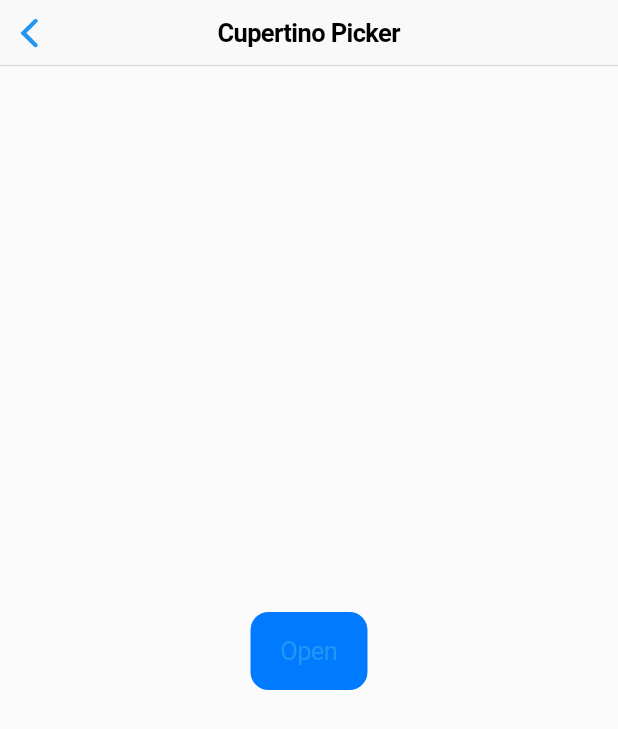
After one commit to marc-andrew/flutter_playground, a Flutter app: the screen it shows after launch, after a tap on "Cupertino Picker Example", on a phone screen of 412 x 824 dp. The commit adds this screen. Shown: the top 729 px of the screen. Run offline on Flutter 3.47's test engine with Material 2 defaults, Android fonts, the phone set to English and light mode, and no system bars.

Commit message:
Customer Cupertino Picker Example

```diff
--- a/lib/homepage.dart
+++ b/lib/homepage.dart
@@ -1,4 +1,7 @@
 import 'package:flutter/material.dart';
+
+// Screens
+import 'package:flutter_playground/ios/cupertino_picker.dart';
 
 class MyHomePage extends StatefulWidget {
   MyHomePage({Key key, this.title}) : super(key: key);
@@ -18,8 +21,20 @@ class _MyHomePageState extends State<MyHomePage> {
         title: Text(widget.title),
       ),
       body: ListView(
+        padding: EdgeInsets.only(top: 10.0, bottom: 10.0),
         children: <Widget>[
-          Text('Home'),
+          Center(
+            child: RaisedButton(
+              child: Text('Cupertino Picker Example'),
+              onPressed: () {
+                // Navigate to the new screen
+                Navigator.push(
+                  context,
+                  MaterialPageRoute( builder: (context) => CupertinoPickerScreen()),
+                );
+              },
+            ),
+          ),
         ],
       ),
     );
--- /dev/null
+++ b/lib/ios/cupertino_picker.dart
@@ -0,0 +1,100 @@
+import 'package:flutter/material.dart';
+import 'package:flutter/cupertino.dart';
+
+const double _kPickerSheetHeight = 216.0;
+
+class CupertinoPickerScreen extends StatefulWidget {
+  @override
+  _CupertinoPickerScreenScreenState createState() =>
+      _CupertinoPickerScreenScreenState();
+}
+
+class _CupertinoPickerScreenScreenState extends State<CupertinoPickerScreen> {
+  final FixedExtentScrollController _controllerA =
+      FixedExtentScrollController(initialItem: 0);
+  final FixedExtentScrollController _controllerB =
+      FixedExtentScrollController(initialItem: 0);
+
+  void _onButtonPressed() {
+    showCupertinoModalPopup<void>(
+      context: context,
+      builder: (BuildContext context) {
+        return Container(
+          height: _kPickerSheetHeight,
+          padding: EdgeInsets.only(top: 6.0),
+          color: Colors.white,
+          child: DefaultTextStyle(
+            style: TextStyle(
+              color: Colors.black,
+              fontSize: 22.0,
+            ),
+            child: GestureDetector(
+              // Blocks taps from propagating to the modal sheet and popping.
+              onTap: () {},
+              child: SafeArea(
+                top: false,
+                child: Row(
+                  children: <Widget>[
+                    Expanded(
+                      child: CupertinoPicker(
+                        itemExtent: 32.0,
+                        backgroundColor: CupertinoColors.white,
+                        scrollController: _controllerA,
+                        onSelectedItemChanged: (int index) {
+                          print('A $index');
+                        },
+                        children: List<Widget>.generate(10, (int index) {
+                          return Center(
+                            child: Text('A $index'),
+                          );
+                        }),
+                      ),
+                    ),
+                    Expanded(
+                      child: CupertinoPicker(
+                        itemExtent: 32.0,
+                        backgroundColor: CupertinoColors.white,
+                        scrollController: _controllerB,
+                        onSelectedItemChanged: (int index) {
+                          print('B $index');
+                        },
+                        children: List<Widget>.generate(10, (int index) {
+                          return Center(
+                            child: Text('B $index'),
+                          );
+                        }),
+                      ),
+                    )
+                  ],
+                ),
+              ),
+            ),
+          ),
+        );
+      },
+    );
+  }
+
+  Widget _buildAppBar(BuildContext context) {
+    return CupertinoNavigationBar(
+      middle: Text('Cupertino Picker'),
+    );
+  }
+
+  Widget _buildBody(BuildContext context) {
+    return Center(
+      child: CupertinoButton(
+          color: CupertinoColors.activeBlue,
+          child: Text('Open'),
+          onPressed: _onButtonPressed),
+    );
+  }
+
+  @override
+  Widget build(BuildContext context) {
+    return Scaffold(
+      appBar: _buildAppBar(context),
+      body: _buildBody(context),
+    );
+  }
+}
```
